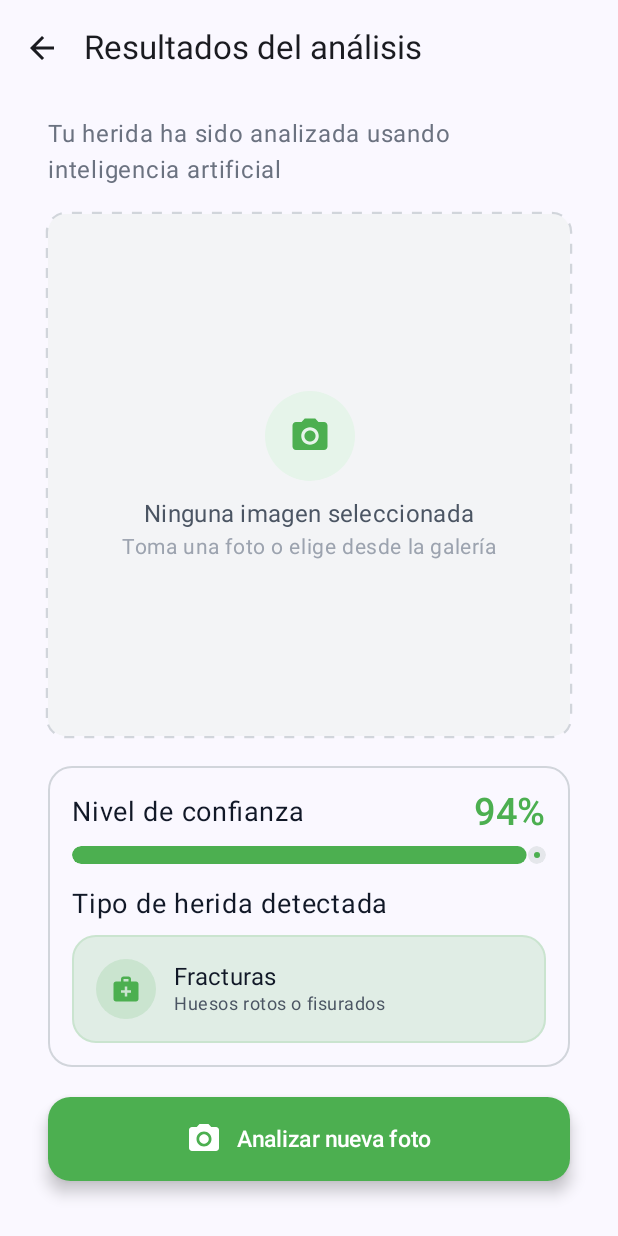
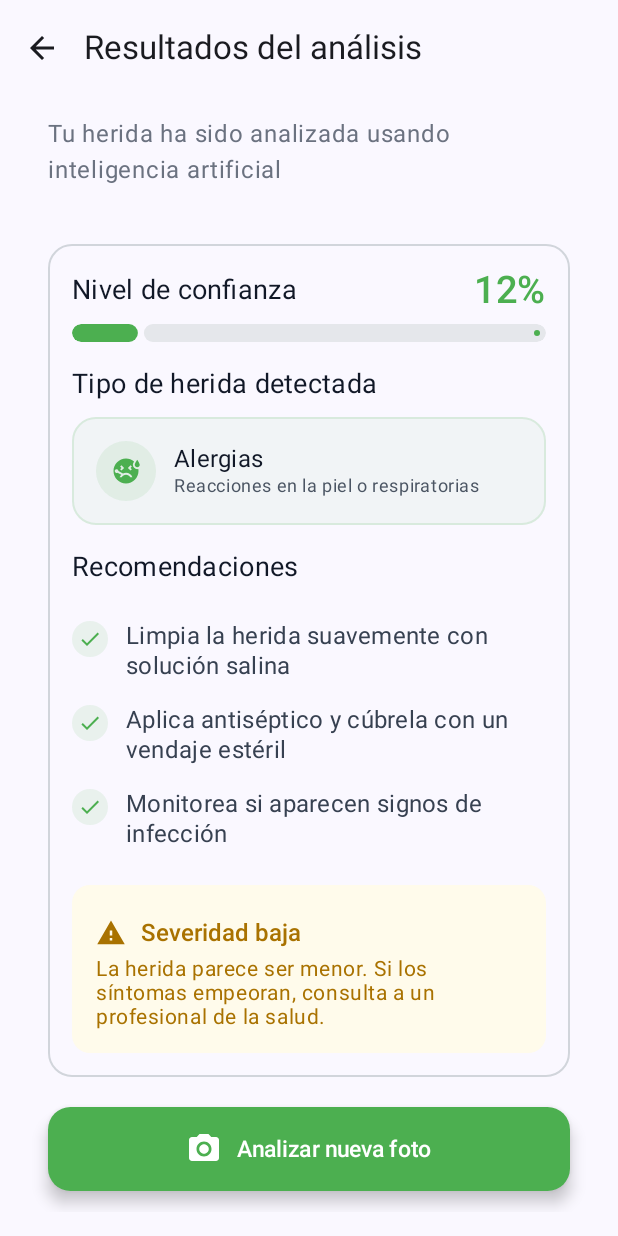
Before and after one commit to AlexGoodD/MediKit, an Android app built with Jetpack Compose: the composable WoundView shown on its own in the app's theme, on a phone screen of 412 x 824 dp. Run offline under Robolectric (Android 15) with nearby library versions, the phone set to English and light mode, and no system bars.

Commit message:
Componentes de disclaimer y severity card implementados, se abstraen constantes para el retorno de valores segun modelo entrenado. Se implementa la función de selección de imagenes

```diff
--- a/app/build.gradle.kts
+++ b/app/build.gradle.kts
@@ -55,6 +55,7 @@ dependencies {
     implementation(libs.accompanist.navigation.animation)
     implementation(libs.androidx.animation.android)
     implementation(libs.androidx.foundation.android)
+    implementation(libs.androidx.activity.compose.v172)
     testImplementation(libs.junit)
     androidTestImplementation(libs.androidx.junit)
     androidTestImplementation(libs.androidx.espresso.core)
--- a/app/src/main/java/com/example/medikit/ui/components/ConfidenceBar.kt
+++ b/app/src/main/java/com/example/medikit/ui/components/ConfidenceBar.kt
@@ -45,10 +45,11 @@ fun ConfidenceBar(
         ) {
             Text(
                 text = "Nivel de confianza",
-                style = MaterialTheme.typography.bodyLarge.copy(
+                style = MaterialTheme.typography.titleMedium.copy(
+                    color = Color(0xFF111827),
                     fontSize = 18.sp,
-                    color = Color(0xFF111827)
-                )
+                    fontWeight = FontWeight.Normal
+                ),
             )
             Text(
                 text = "$percentage%",
--- /dev/null
+++ b/app/src/main/java/com/example/medikit/ui/components/DisclaimerCard.kt
@@ -0,0 +1,70 @@
+package com.example.medikit.ui.components
+import androidx.compose.foundation.background
+import androidx.compose.foundation.layout.*
+import androidx.compose.foundation.shape.CircleShape
+import androidx.compose.foundation.shape.RoundedCornerShape
+import androidx.compose.material3.Icon
+import androidx.compose.material3.MaterialTheme
+import androidx.compose.material3.Text
+import androidx.compose.runtime.Composable
+import androidx.compose.ui.Alignment
+import androidx.compose.ui.Modifier
+import androidx.compose.ui.graphics.Color
+import androidx.compose.ui.graphics.vector.ImageVector
+import androidx.compose.ui.text.font.FontWeight
+import androidx.compose.ui.unit.dp
+import androidx.compose.ui.unit.sp
+
+@Composable
+fun DisclaimerCard(
+    icon: ImageVector,
+    iconColor: Color = Color(0xFF2563EB),
+    backgroundColor: Color = Color(0xFFEFF6FF),
+    title: String,
+    description: String,
+    modifier: Modifier = Modifier
+) {
+    Box(
+        modifier = modifier
+            .fillMaxWidth()
+            .background(
+                color = backgroundColor,
+                shape = RoundedCornerShape(12.dp)
+            )
+            .padding(16.dp)
+    ) {
+        Row(
+            verticalAlignment = Alignment.Top,
+            horizontalArrangement = Arrangement.Start
+        ) {
+
+            Icon(
+                imageVector = icon,
+                contentDescription = null,
+                tint = iconColor,
+                modifier = Modifier.size(20.dp)
+            )
+
+            Spacer(modifier = Modifier.width(12.dp))
+
+            Column(modifier = Modifier.fillMaxWidth()) {
+                Text(
+                    text = title,
+                    style = MaterialTheme.typography.bodyMedium.copy(
+                        color = Color(0xFF374151),
+                        fontSize = 14.sp,
+                        fontWeight = FontWeight.SemiBold
+                    )
+                )
+                Spacer(modifier = Modifier.height(2.dp))
+                Text(
+                    text = description,
+                    style = MaterialTheme.typography.bodySmall.copy(
+                        color = Color(0xFF4B5563),
+                        fontSize = 14.sp
+                    )
+                )
+            }
+        }
+    }
+}
--- /dev/null
+++ b/app/src/main/java/com/example/medikit/ui/components/RecommendationList.kt
@@ -0,0 +1,71 @@
+package com.example.medikit.ui.components
+import androidx.compose.foundation.background
+import androidx.compose.foundation.layout.*
+import androidx.compose.foundation.shape.CircleShape
+import androidx.compose.material.icons.Icons
+import androidx.compose.material.icons.filled.Check
+import androidx.compose.material3.Icon
+import androidx.compose.material3.MaterialTheme
+import androidx.compose.material3.Text
+import androidx.compose.runtime.Composable
+import androidx.compose.ui.Alignment
+import androidx.compose.ui.Modifier
+import androidx.compose.ui.draw.clip
+import androidx.compose.ui.graphics.Color
+import androidx.compose.ui.text.font.FontWeight
+import androidx.compose.ui.unit.dp
+import androidx.compose.ui.unit.sp
+
+@Composable
+fun RecommendationList(
+    title: String,
+    recommendations: List<String>,
+    modifier: Modifier = Modifier
+) {
+    Column(modifier = modifier.fillMaxWidth()) {
+        Text(
+            text = title,
+            style = MaterialTheme.typography.titleMedium.copy(
+                color = Color(0xFF111827),
+                fontSize = 18.sp,
+                fontWeight = FontWeight.Normal
+            ),
+            modifier = Modifier.padding(bottom = 16.dp)
+        )
+
+        recommendations.forEach { recommendation ->
+            Row(
+                verticalAlignment = Alignment.Top,
+                modifier = Modifier
+                    .fillMaxWidth()
+                    .padding(vertical = 8.dp)
+            ) {
+                Box(
+                    modifier = Modifier
+                        .size(24.dp)
+                        .clip(CircleShape)
+                        .background(Color(0x5B4CAF50).copy(alpha = 0.1f)),
+                    contentAlignment = Alignment.Center
+                ) {
+                    Icon(
+                        imageVector = Icons.Default.Check,
+                        contentDescription = null,
+                        tint = Color(0xFF4CAF50),
+                        modifier = Modifier.size(16.dp)
+                    )
+                }
+
+                Spacer(modifier = Modifier.width(12.dp))
+
+                Text(
+                    text = recommendation,
+                    style = MaterialTheme.typography.bodyMedium.copy(
+                        color = Color(0xFF374151),
+                        fontSize = 16.sp
+                    ),
+                    modifier = Modifier.weight(1f)
+                )
+            }
+        }
+    }
+}
--- /dev/null
+++ b/app/src/main/java/com/example/medikit/ui/components/SeverityCard.kt
@@ -0,0 +1,109 @@
+package com.example.medikit.ui.components
+
+import androidx.compose.foundation.background
+import androidx.compose.foundation.layout.*
+import androidx.compose.foundation.shape.CircleShape
+import androidx.compose.foundation.shape.RoundedCornerShape
+import androidx.compose.material.icons.Icons
+import androidx.compose.material.icons.filled.Report
+import androidx.compose.material.icons.filled.Warning
+import androidx.compose.material3.Icon
+import androidx.compose.material3.MaterialTheme
+import androidx.compose.material3.Text
+import androidx.compose.runtime.Composable
+import androidx.compose.ui.Alignment
+import androidx.compose.ui.Modifier
+import androidx.compose.ui.graphics.Color
+import androidx.compose.ui.graphics.vector.ImageVector
+import androidx.compose.ui.text.font.FontWeight
+import androidx.compose.ui.unit.dp
+import androidx.compose.ui.unit.sp
+
+@Composable
+fun SeverityCard(
+    severity: String,
+    modifier: Modifier = Modifier
+) {
+    val (backgroundColor, iconColor, icon, title, description) = when (severity.lowercase()) {
+        "low" -> SeverityData(
+            backgroundColor = Color(0xFFFFFBEB),
+            iconColor = Color(0xFFA97200),
+            icon = Icons.Filled.Warning,
+            title = "Severidad baja",
+            description = "La herida parece ser menor. Si los síntomas empeoran, consulta a un profesional de la salud."
+        )
+        "medium" -> SeverityData(
+            backgroundColor = Color(0xFFFFF7ED),
+            iconColor = Color(0xFFC2410C),
+            icon = Icons.Filled.Warning,
+            title = "Severidad media",
+            description = "Monitorea la herida cuidadosamente. Toma precauciones y busca ayuda si empeora."
+        )
+        "high" -> SeverityData(
+            backgroundColor = Color(0xFFFEF2F2),
+            iconColor = Color(0xFFB91C1C),
+            icon = Icons.Filled.Report,
+            title = "Severidad alta",
+            description = "Esta herida puede ser grave. Por favor, consulta a un profesional de la salud inmediatamente."
+        )
+        else -> SeverityData(
+            backgroundColor = Color(0xFFF1F1F1),
+            iconColor = Color.DarkGray,
+            icon = Icons.Filled.Report,
+            title = "Severidad desconocida",
+            description = "El nivel de severidad no fue reconocido. Intenta de nuevo o contacta con soporte."
+        )
+    }
+
+    Box(
+        modifier = modifier
+            .fillMaxWidth()
+            .background(
+                color = backgroundColor,
+                shape = RoundedCornerShape(12.dp)
+            )
+            .padding(16.dp)
+    ) {
+        Column {
+            Row(
+                verticalAlignment = Alignment.CenterVertically
+            ) {
+
+                Icon(
+                    imageVector = icon,
+                    contentDescription = null,
+                    tint = iconColor,
+                    modifier = Modifier.size(20.dp)
+                )
+
+                Spacer(modifier = Modifier.width(10.dp))
+
+                Text(
+                    text = title,
+                    style = MaterialTheme.typography.headlineSmall.copy(
+                        color = iconColor,
+                        fontSize = 16.sp,
+                        fontWeight = FontWeight.SemiBold
+                    )
+                )
+            }
+
+
+            Text(
+                text = description,
+                style = MaterialTheme.typography.bodySmall.copy(
+                    color = iconColor,
+                    fontSize = 14.sp
+                )
+            )
+        }
+    }
+}
+
+private data class SeverityData(
+    val backgroundColor: Color,
+    val iconColor: Color,
+    val icon: ImageVector,
+    val title: String,
+    val description: String
+)
--- a/app/src/main/java/com/example/medikit/ui/components/WoundTypeCard.kt
+++ b/app/src/main/java/com/example/medikit/ui/components/WoundTypeCard.kt
@@ -11,6 +11,7 @@ import androidx.compose.runtime.Composable
 import androidx.compose.ui.Alignment
 import androidx.compose.ui.Modifier
 import androidx.compose.ui.graphics.Color
+import androidx.compose.ui.text.font.FontWeight
 import androidx.compose.ui.unit.dp
 import androidx.compose.ui.unit.sp
 import com.example.medikit.data.woundMap
@@ -26,10 +27,11 @@ fun WoundTypeCard(
         Column {
             Text(
                 text = "Tipo de herida detectada",
-                style = MaterialTheme.typography.bodyLarge.copy(
+                style = MaterialTheme.typography.titleMedium.copy(
+                    color = Color(0xFF111827),
                     fontSize = 18.sp,
-                    color = Color(0xFF111827)
-                )
+                    fontWeight = FontWeight.Normal
+                ),
             )
 
             Spacer(modifier = Modifier.height(10.dp))
@@ -37,7 +39,7 @@ fun WoundTypeCard(
             Row(
                 modifier = modifier
                     .fillMaxWidth()
-                    .background(Color(0xFF4CAF50).copy(alpha = 0.15f), RoundedCornerShape(16.dp))
+                    .background(Color(0xFF4CAF50).copy(alpha = 0.05f), RoundedCornerShape(16.dp))
                     .border(
                         width = 1.dp,
                         color = Color(0x5B4CAF50).copy(alpha = 0.15f),
@@ -49,7 +51,7 @@ fun WoundTypeCard(
                 Box(
                     modifier = Modifier
                         .size(40.dp)
-                        .background(Color(0x5B4CAF50).copy(alpha = 0.15f), CircleShape),
+                        .background(Color(0x5B4CAF50).copy(alpha = 0.1f), CircleShape),
                     contentAlignment = Alignment.Center
                 ) {
                     Icon(
--- a/app/src/main/java/com/example/medikit/ui/views/WoundView.kt
+++ b/app/src/main/java/com/example/medikit/ui/views/WoundView.kt
@@ -1,4 +1,3 @@
-import androidx.compose.foundation.background
 import androidx.compose.foundation.border
 import androidx.compose.foundation.layout.Arrangement
 import androidx.compose.foundation.layout.Column
@@ -11,10 +10,16 @@ import androidx.compose.foundation.rememberScrollState
 import androidx.compose.foundation.shape.RoundedCornerShape
 import androidx.compose.foundation.verticalScroll
 import androidx.compose.material.icons.Icons
-import androidx.compose.material3.*
 import androidx.compose.material.icons.filled.ArrowBack
 import androidx.compose.material.icons.filled.Info
 import androidx.compose.material.icons.filled.PhotoCamera
+import androidx.compose.material3.ExperimentalMaterial3Api
+import androidx.compose.material3.Icon
+import androidx.compose.material3.IconButton
+import androidx.compose.material3.MaterialTheme
+import androidx.compose.material3.Scaffold
+import androidx.compose.material3.Text
+import androidx.compose.material3.TopAppBar
 import androidx.compose.runtime.Composable
 import androidx.compose.ui.Alignment
 import androidx.compose.ui.Modifier
@@ -22,11 +27,23 @@ import androidx.compose.ui.graphics.Color
 import androidx.compose.ui.text.style.TextAlign
 import androidx.compose.ui.unit.dp
 import androidx.navigation.NavController
-import com.example.medikit.ui.components.AnnotationCard
 import com.example.medikit.ui.components.ConfidenceBar
-import com.example.medikit.ui.components.ImagePlaceholder
+import com.example.medikit.ui.components.DisclaimerCard
 import com.example.medikit.ui.components.PrimaryButton
+import com.example.medikit.ui.components.RecommendationList
+import com.example.medikit.ui.components.SeverityCard
 import com.example.medikit.ui.components.WoundTypeCard
+
+private const val CONFIDENCE_PERCENTAGE = 12
+private const val WOUND_TYPE = "alergias" // alergias/cortaduras/esguinces/fracturas/hematomas/no_lesiones/quemaduras/raspaduras
+
+private val RECOMMENDATIONS_LIST = listOf(
+    "Limpia la herida suavemente con solución salina",
+    "Aplica antiséptico y cúbrela con un vendaje estéril",
+    "Monitorea si aparecen signos de infección"
+)
+
+private const val SEVERITY_LEVEL = "low" // low/medium/high
 
 @OptIn(ExperimentalMaterial3Api::class)
 @Composable
@@ -65,11 +82,11 @@ fun WoundView(navController: NavController, modifier: Modifier = Modifier) {
 
             Spacer(modifier = Modifier.height(20.dp))
 
-            ImagePlaceholder(
-                onClick = { println("Image Placeholder Clicked") },
-                modifier = Modifier
-                    .fillMaxWidth()
-            )
+//            ImagePlaceholder(
+//                onClick = { println("Image Placeholder Clicked") },
+//                modifier = Modifier
+//                    .fillMaxWidth()
+//            )
 
             Spacer(modifier = Modifier.height(20.dp))
 
@@ -85,14 +102,21 @@ fun WoundView(navController: NavController, modifier: Modifier = Modifier) {
                 verticalArrangement = Arrangement.spacedBy(16.dp)
             ) {
                 ConfidenceBar(
-                    percentage = 94,
+                    percentage = CONFIDENCE_PERCENTAGE,
                     modifier = Modifier.fillMaxWidth()
                 )
 
                 WoundTypeCard(
                     modifier = Modifier.fillMaxWidth(),
-                    type = "fracturas"
+                    type = WOUND_TYPE
                 )
+
+                RecommendationList(
+                    title = "Recomendaciones",
+                    recommendations = RECOMMENDATIONS_LIST
+                )
+
+                SeverityCard(severity = SEVERITY_LEVEL)
             }
 
             Spacer(modifier = Modifier.height(20.dp))
@@ -105,9 +129,9 @@ fun WoundView(navController: NavController, modifier: Modifier = Modifier) {
 
             Spacer(modifier = Modifier.height(24.dp))
 
-            AnnotationCard(
+            DisclaimerCard(
                 icon = Icons.Filled.Info,
-                title = "Aviso Médico",
+                title = "Descargo de responsabilidad médico",
                 description = "Este análisis es únicamente con fines informativos " +
                         "y no sustituye la evaluación o el tratamiento de un profesional de la salud.",
                 iconColor = Color(0xFF6B7280),
--- a/gradle/libs.versions.toml
+++ b/gradle/libs.versions.toml
@@ -1,5 +1,6 @@
 [versions]
 accompanistNavigationAnimation = "0.36.0"
+activityComposeVersion = "1.7.2"
 agp = "8.7.0"
 kotlin = "2.0.0"
 coreKtx = "1.10.1"
@@ -15,6 +16,7 @@ foundationAndroid = "1.7.2"
 
 [libraries]
 accompanist-navigation-animation = { module = "com.google.accompanist:accompanist-navigation-animation", version.ref = "accompanistNavigationAnimation" }
+androidx-activity-compose-v172 = { module = "androidx.activity:activity-compose", version.ref = "activityComposeVersion" }
 androidx-core-ktx = { group = "androidx.core", name = "core-ktx", version.ref = "coreKtx" }
 androidx-material-icons-core = { module = "androidx.compose.material:material-icons-core" }
 androidx-material-icons-extended = { module = "androidx.compose.material:material-icons-extended" }
```
Also changed, not shown: app/src/main/java/com/example/medikit/ui/components/ImagePlaceholder.kt (+30 -9 lines), app/src/main/java/com/example/medikit/ui/views/HomeView.kt (+23 -2 lines), app/src/main/java/com/example/medikit/utils/ImagePickLauncher.kt (added, +16 -0 lines).
